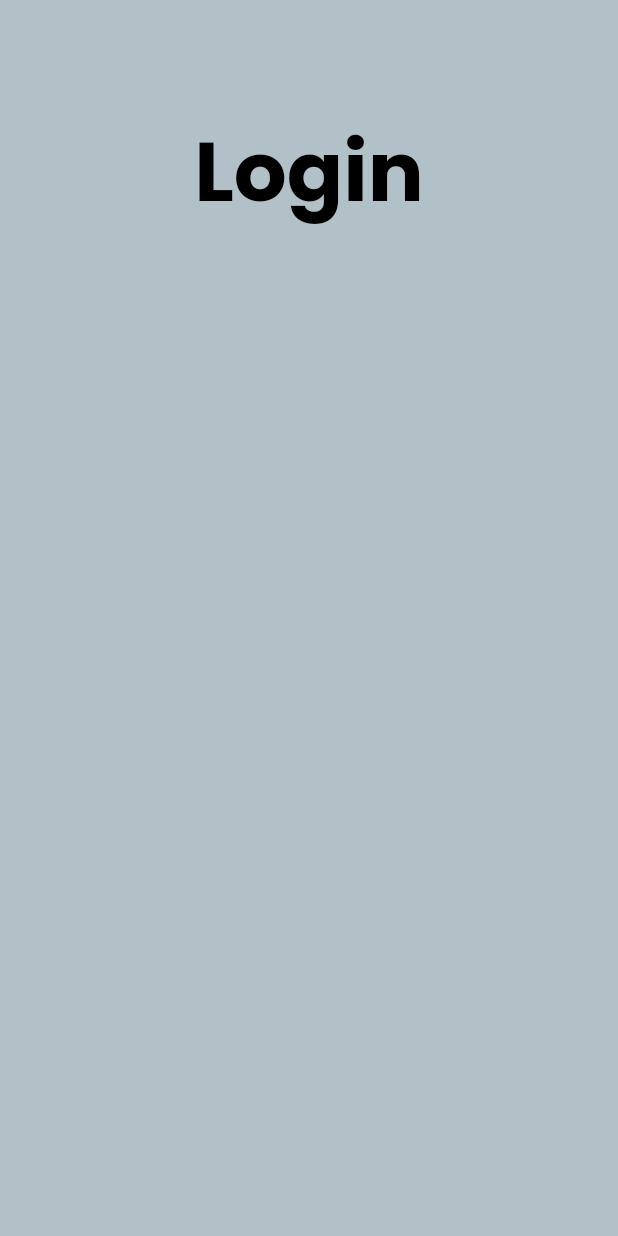
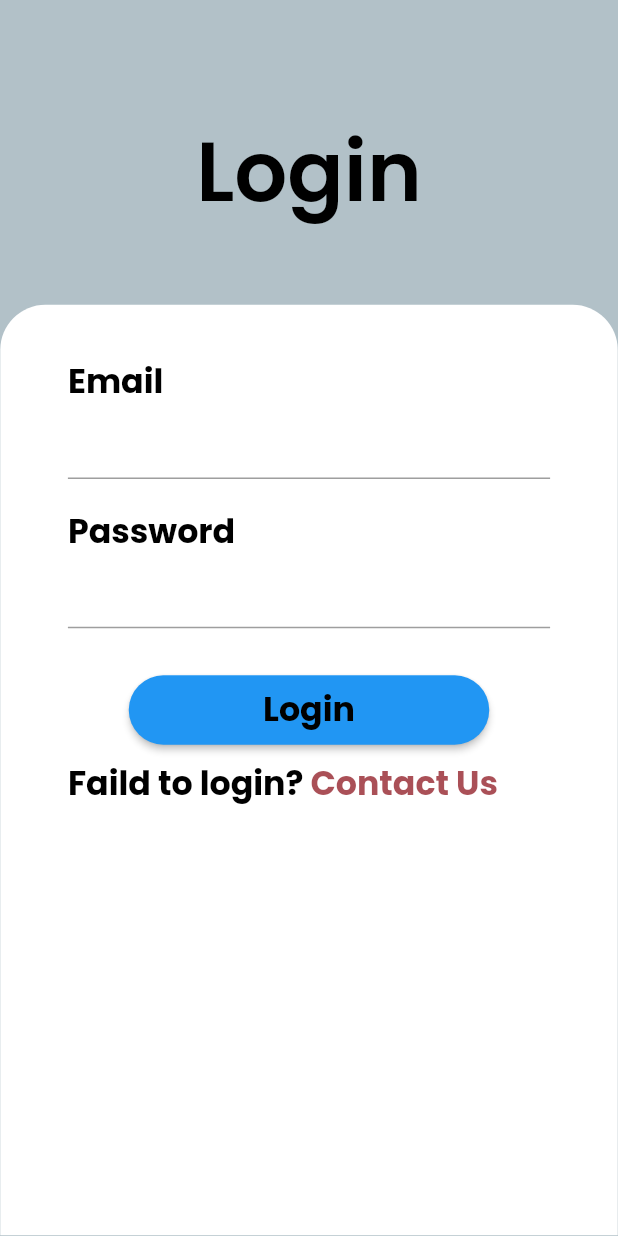
Before and after one commit to Mazoda/MySchoolApp, a Flutter app: the screen it shows after launch, on a phone screen of 412 x 824 dp. Run offline on Flutter 3.47's test engine with Material 2 defaults, Android fonts, the phone set to English and light mode, and no system bars; our stand-ins replace firebase_core, flutter_screenutil, google_fonts; accounts and stored records are empty.

Commit message:
Add: Login Screen

```diff
--- a/lib/Views/Splash/login.dart
+++ b/lib/Views/Splash/login.dart
@@ -12,11 +12,10 @@ class LoginScreen extends StatelessWidget {
     return Scaffold(
         backgroundColor: const Color.fromARGB(255, 178, 193, 200),
         body: Container(
-          padding: EdgeInsets.symmetric(horizontal: 20.w),
-          child: SingleChildScrollView(
           child: Column(children: [
             Center(
               child: Container(
+                padding: EdgeInsets.symmetric(horizontal: 20.w),
                 margin: EdgeInsets.only(top: 79.h),
                 child: Text(
                   "Login",
@@ -24,19 +23,105 @@ class LoginScreen extends StatelessWidget {
                       textStyle: TextStyle(
                           fontSize: 60.sp,
                           color: Colors.black,
-                            fontWeight: FontWeight.bold)),
+                          fontWeight: FontWeight.w600)),
                 ),
               ),
             ),
             Container(
+              width: 411.w,
+              height: (891 - 220).h,
               margin: EdgeInsets.only(top: 51.h),
-                padding: EdgeInsets.symmetric(horizontal: 45.w),
+              padding: EdgeInsets.symmetric(horizontal: 45.w, vertical: 38.h),
+              decoration: BoxDecoration(
+                  color: Colors.white,
+                  borderRadius: BorderRadius.only(
+                    topLeft: Radius.circular(30.w),
+                    topRight: Radius.circular(30.w),
+                  )),
               child: Column(
-                  children: [],
+                children: [
+                  Align(
+                    alignment: Alignment.centerLeft,
+                    child: Text(
+                      "Email",
+                      textAlign: TextAlign.left,
+                      style: GoogleFonts.poppins(
+                        textStyle: TextStyle(
+                            fontSize: 24.sp,
+                            color: Colors.black,
+                            fontWeight: FontWeight.bold),
+                      ),
+                    ),
+                  ),
+                  TextField(),
+                  SizedBox(
+                    height: 20.h,
+                  ),
+                  Align(
+                    alignment: Alignment.centerLeft,
+                    child: Text(
+                      "Password",
+                      textAlign: TextAlign.left,
+                      style: GoogleFonts.poppins(
+                        textStyle: TextStyle(
+                            fontSize: 24.sp,
+                            color: Colors.black,
+                            fontWeight: FontWeight.bold),
+                      ),
+                    ),
+                  ),
+                  TextField(),
+                  Container(
+                    margin: EdgeInsets.only(top: 34.h),
+                    child: SizedBox(
+                      height: 50.h,
+                      width: 240.w,
+                      child: ElevatedButton(
+                        onPressed: () {},
+                        style: ElevatedButton.styleFrom(
+                            shape: const StadiumBorder(),
+                            foregroundColor:
+                                const Color.fromARGB(32, 135, 255, 1)),
+                        child: Text(
+                          "Login",
+                          textAlign: TextAlign.left,
+                          style: GoogleFonts.poppins(
+                            textStyle: TextStyle(
+                                fontSize: 24.sp,
+                                color: Colors.black,
+                                fontWeight: FontWeight.bold),
+                          ),
+                        ),
+                      ),
+                    ),
+                  ),
+                  SizedBox(
+                    height: 10.h,
+                  ),
+                  Row(
+                    children: [
+                      Text("Faild to login?",
+                          textAlign: TextAlign.left,
+                          style: GoogleFonts.poppins(
+                            textStyle: TextStyle(
+                                fontSize: 24.sp,
+                                color: Colors.black,
+                                fontWeight: FontWeight.bold),
+                          )),
+                      Text(" Contact Us",
+                          textAlign: TextAlign.left,
+                          style: GoogleFonts.poppins(
+                            textStyle: TextStyle(
+                                fontSize: 24.sp,
+                                color: Color.fromARGB(207, 150, 39, 48),
+                                fontWeight: FontWeight.bold),
+                          )),
+                    ],
+                  )
+                ],
               ),
             )
           ]),
-          ),
         ));
   }
 }
--- a/lib/main.dart
+++ b/lib/main.dart
@@ -16,7 +16,6 @@ void main() async {
 class MyApp extends StatelessWidget {
   const MyApp({super.key});
 
-  // This widget is the root of your application.
   @override
   Widget build(BuildContext context) {
     return MaterialApp(
@@ -25,6 +24,7 @@ class MyApp extends StatelessWidget {
         primarySwatch: Colors.blue,
       ),
       home: const MyHomePage(),
+      debugShowCheckedModeBanner: false,
     );
   }
 }
@@ -41,8 +41,8 @@ class MyHomePage extends StatelessWidget {
         builder: (context, child) {
           return MaterialApp(
             navigatorKey: AppRoute.navkey,
+            debugShowCheckedModeBanner: false,
             home: const Splash(),
-            debugShowCheckedModeBanner: false,
           );
         });
   }
```
Lines whose indentation alone changed are shown as unchanged.
